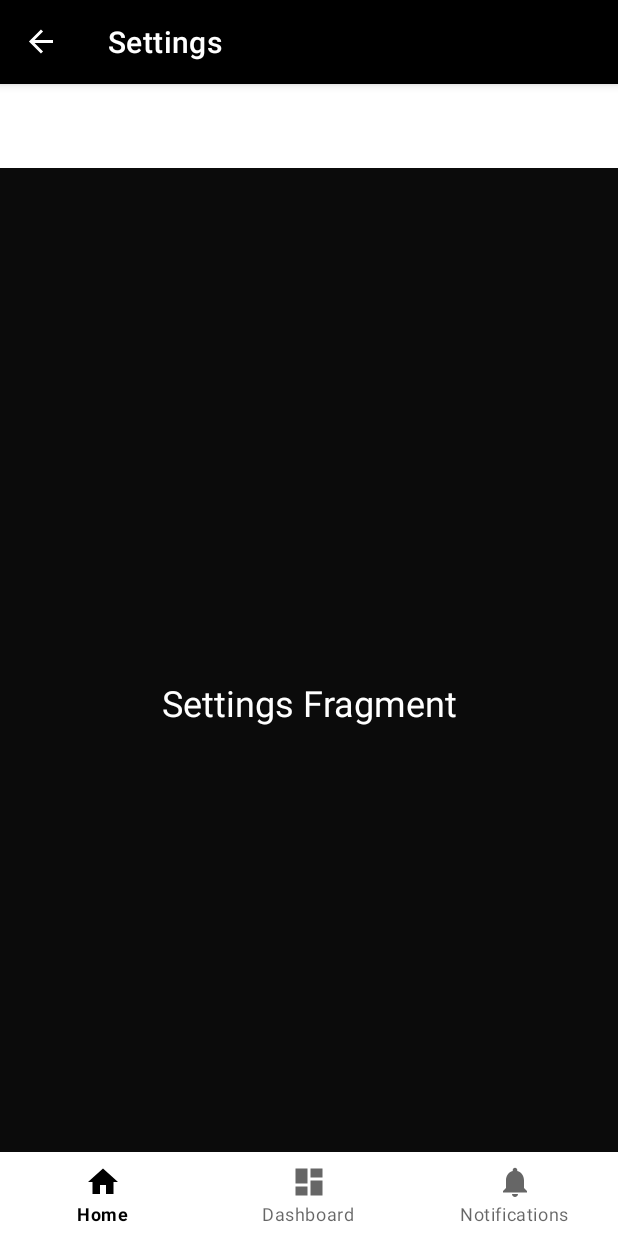
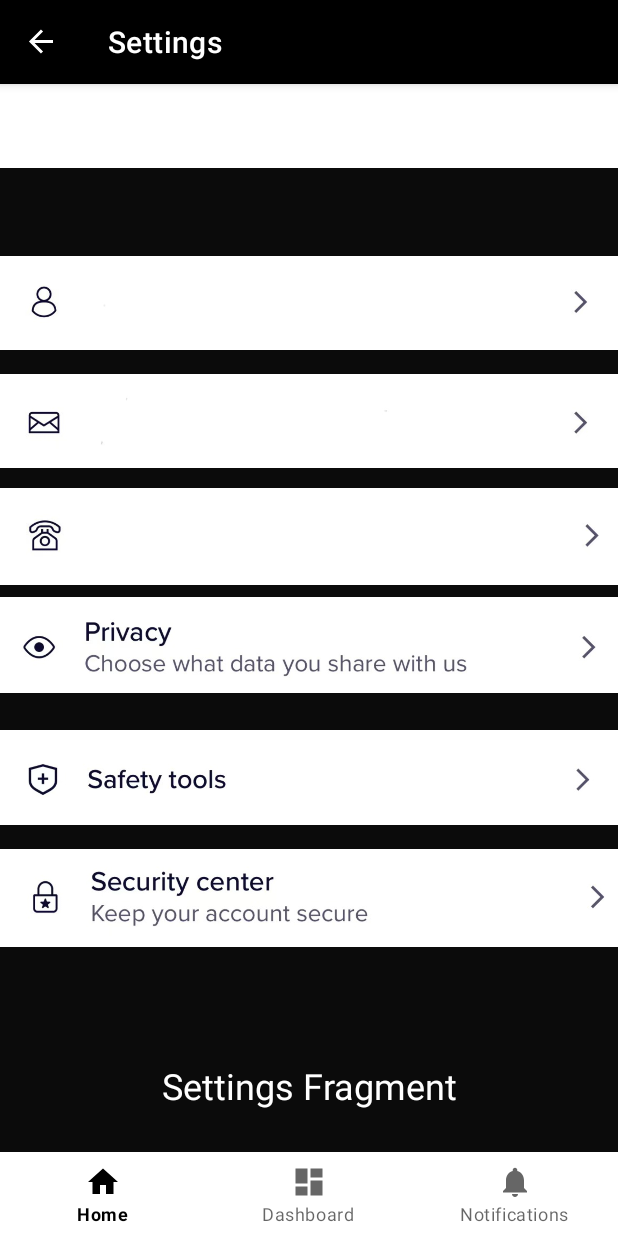
Before and after one commit to arilui/PrimeAero, an Android app: the SettingsFragment screen opened through its navigation route, on a phone screen of 412 x 824 dp. Run offline under Robolectric (Android 15) with nearby library versions, the phone set to English and light mode, and no system bars; our stand-ins replace navigation-ui.

Commit message:
adding image and functionality
added images and simple functionality within settings fragment

```diff
--- a/app/src/main/res/layout/fragment_settings.xml
+++ b/app/src/main/res/layout/fragment_settings.xml
@@ -17,7 +17,78 @@
         android:textSize="24sp"
         app:layout_constraintBottom_toBottomOf="parent"
         app:layout_constraintEnd_toEndOf="parent"
+        app:layout_constraintHorizontal_bias="0.502"
         app:layout_constraintStart_toStartOf="parent"
-        app:layout_constraintTop_toTopOf="parent" />
+        app:layout_constraintTop_toTopOf="parent"
+        app:layout_constraintVertical_bias="0.876" />
+
+    <ImageView
+        android:id="@+id/imageView2"
+        android:layout_width="482dp"
+        android:layout_height="63dp"
+        android:src="@drawable/safety"
+        app:layout_constraintBottom_toBottomOf="parent"
+        app:layout_constraintEnd_toEndOf="parent"
+        app:layout_constraintHorizontal_bias="0.507"
+        app:layout_constraintStart_toStartOf="parent"
+        app:layout_constraintTop_toTopOf="parent"
+        app:layout_constraintVertical_bias="0.578" />
+
+    <ImageView
+        android:id="@+id/imageView4"
+        android:layout_width="wrap_content"
+        android:layout_height="wrap_content"
+        android:src="@drawable/mail"
+        app:layout_constraintBottom_toBottomOf="parent"
+        app:layout_constraintEnd_toEndOf="parent"
+        app:layout_constraintHorizontal_bias="0.0"
+        app:layout_constraintStart_toStartOf="parent"
+        app:layout_constraintTop_toTopOf="parent"
+        app:layout_constraintVertical_bias="0.148" />
+
+    <ImageView
+        android:id="@+id/imageView5"
+        android:layout_width="wrap_content"
+        android:layout_height="wrap_content"
+        android:src="@drawable/userprofile"
+        app:layout_constraintBottom_toBottomOf="parent"
+        app:layout_constraintEnd_toEndOf="parent"
+        app:layout_constraintHorizontal_bias="0.0"
+        app:layout_constraintStart_toStartOf="parent"
+        app:layout_constraintTop_toTopOf="parent"
+        app:layout_constraintVertical_bias="0.0" />
+
+    <ImageView
+        android:id="@+id/imageView6"
+        android:layout_width="420dp"
+        android:layout_height="183dp"
+        android:src="@drawable/phoneinformation"
+        app:layout_constraintBottom_toBottomOf="parent"
+        app:layout_constraintStart_toStartOf="parent"
+        app:layout_constraintTop_toTopOf="parent"
+        app:layout_constraintVertical_bias="0.291" />
+
+    <ImageView
+        android:id="@+id/imageView7"
+        android:layout_width="422dp"
+        android:layout_height="141dp"
+        android:src="@drawable/privacydata"
+        app:layout_constraintBottom_toBottomOf="parent"
+        app:layout_constraintEnd_toEndOf="parent"
+        app:layout_constraintStart_toStartOf="parent"
+        app:layout_constraintTop_toTopOf="parent"
+        app:layout_constraintVertical_bias="0.433" />
+
+    <ImageView
+        android:id="@+id/imageView8"
+        android:layout_width="424dp"
+        android:layout_height="153dp"
+        android:src="@drawable/security"
+        app:layout_constraintBottom_toBottomOf="parent"
+        app:layout_constraintEnd_toEndOf="parent"
+        app:layout_constraintHorizontal_bias="0.0"
+        app:layout_constraintStart_toStartOf="parent"
+        app:layout_constraintTop_toTopOf="parent"
+        app:layout_constraintVertical_bias="0.734" />
 
 </androidx.constraintlayout.widget.ConstraintLayout>
```
Also changed, not shown: app/src/main/res/drawable/mail.png (added), app/src/main/res/drawable/phoneinformation.png (added), app/src/main/res/drawable/privacydata.png (added), app/src/main/res/drawable/safety.png (added), app/src/main/res/drawable/security.png (added), app/src/main/res/drawable/userprofile.png (added).
